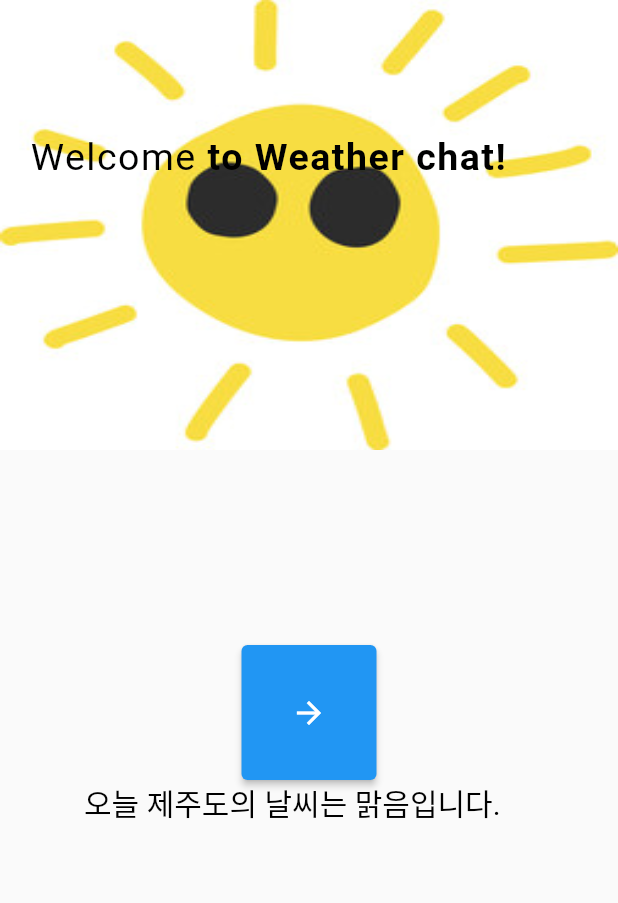
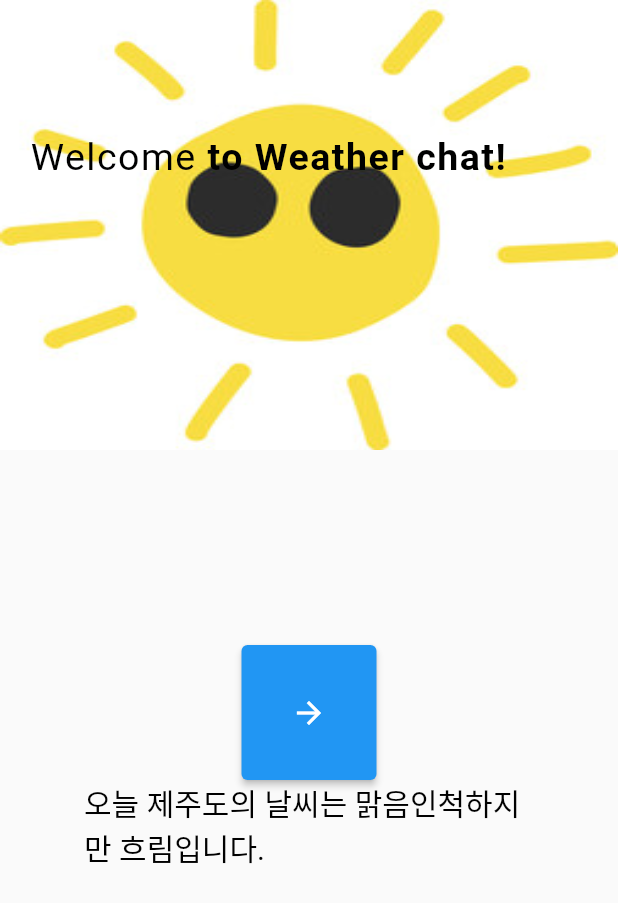
Before and after one commit to HyunBeen0903/First, a Flutter app: the screen it shows after launch, on a phone screen of 412 x 824 dp. Shown: the top 903 px of the screen. Run offline on Flutter 3.47's test engine with Material 2 defaults, Android fonts, the phone set to English and light mode, and no system bars.

Commit message:
second commit

```diff
--- a/lib/main.dart
+++ b/lib/main.dart
@@ -106,7 +106,7 @@ class _LogInState extends State<LogIn> {
                   height: 90,
                   width: 300,
                   child: Text(
-                    '오늘 제주도의 날씨는 맑음입니다.',
+                    '오늘 제주도의 날씨는 맑음인척하지만 흐림입니다.',
                     style: TextStyle(fontSize:20, color:Colors.black),
 
                   ),
```
